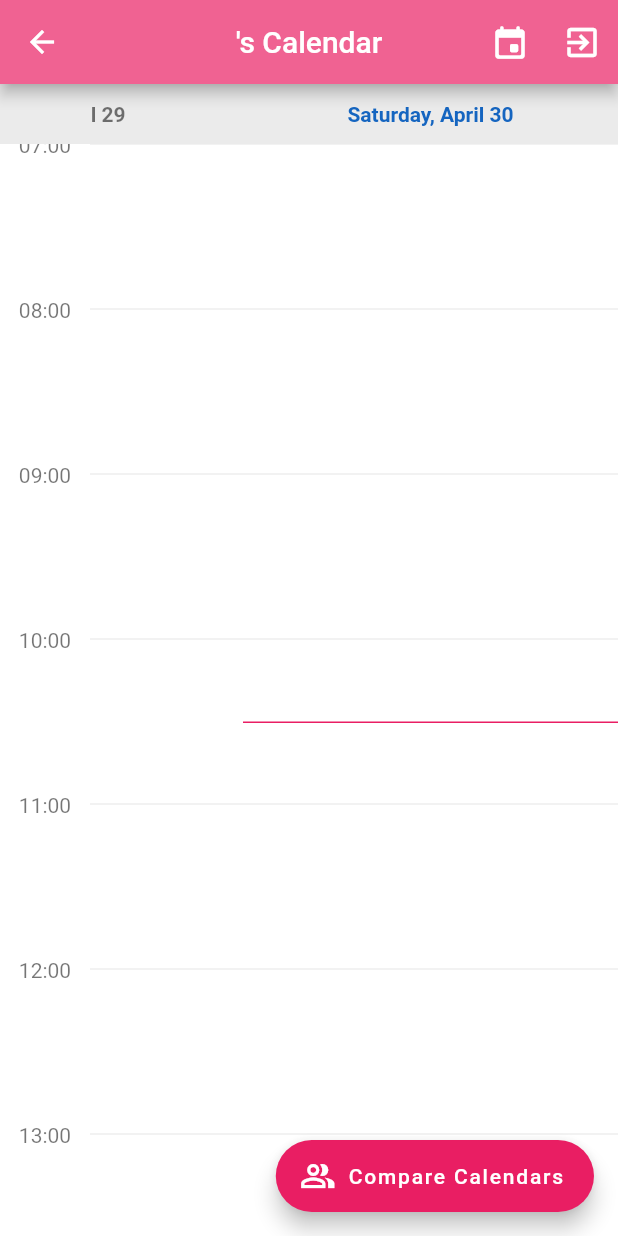
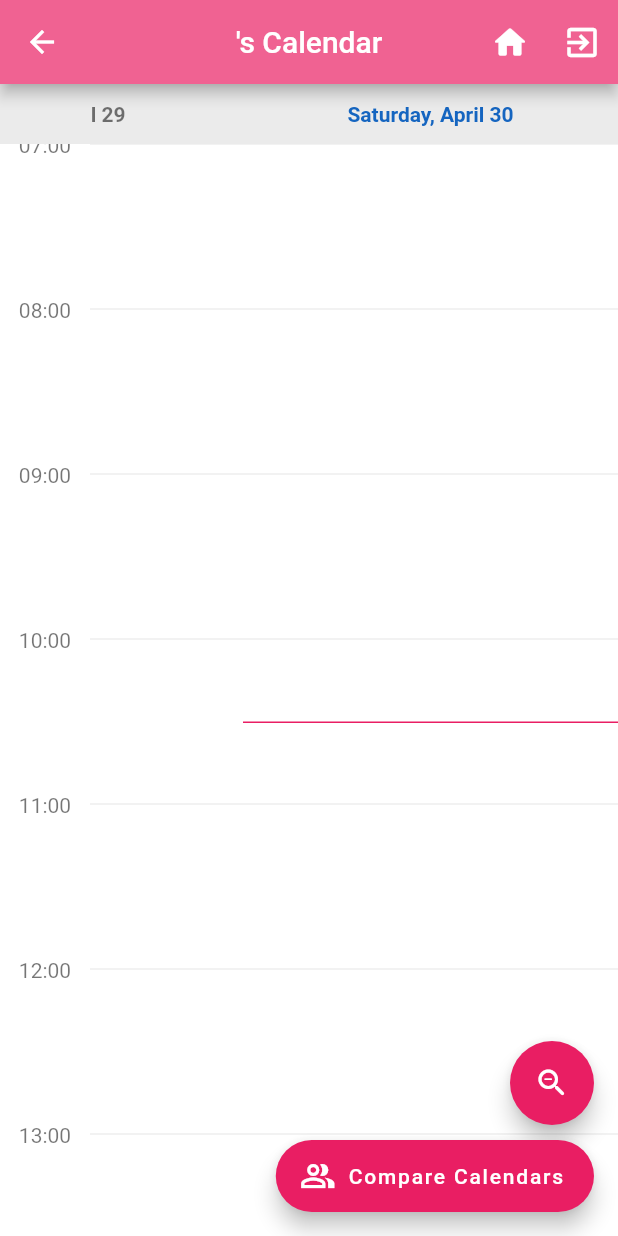
Before and after one commit to TahleeJ/SchedulePal, a Flutter app: the FriendCalendarScreen screen opened directly with empty values, on a phone screen of 412 x 824 dp. Run offline on Flutter 3.47's test engine with Material 2 defaults, Android fonts, the light colour scheme and no system bars; our stand-ins replace cloud_firestore, firebase_auth, firebase_core, google_mobile_ads, google_sign_in; accounts and stored records are empty; network calls fail.

Commit message:
Fixing pixel overflow issues and minor UI changes

```diff
--- a/schedulepal/lib/addCourseScreen.dart
+++ b/schedulepal/lib/addCourseScreen.dart
@@ -173,12 +173,6 @@ class CourseWidget extends StatelessWidget {
             children: <Widget>[
               Column(
                   children: <Widget>[
-                    Icon(Icons.book),
-                  ]
-              ),
-              Spacer(),
-              Column(
-                  children: <Widget>[
                     Text(course.number, style: TextStyle(fontSize: 13, fontWeight: FontWeight.bold)),
                     Text(course.title, style: TextStyle(fontSize: 10)),
                   ]
--- a/schedulepal/lib/eventsListScreen.dart
+++ b/schedulepal/lib/eventsListScreen.dart
@@ -103,7 +103,8 @@ class _EventsListScreenState extends State<EventsListScreen> {
                               Map<String, List<Map<String, dynamic>>?> eventsMap = Map.from(snapshot.data as Map<String, List<Map<String, dynamic>>?>);
                               var eventDates = eventsMap.keys.toList();
 
-                              return Container(
+                              return Expanded(
+                                child: Container(
                                   height: MediaQuery.of(context).size.height - 175,
                                   child: ListView.builder(
                                     padding: EdgeInsets.all(10.0),
@@ -126,6 +127,7 @@ class _EventsListScreenState extends State<EventsListScreen> {
                                         ],
                                       );
                                     }
+                                  ),
                                 ),
                               );
                             } else {
--- a/schedulepal/lib/friendCalendarScreen.dart
+++ b/schedulepal/lib/friendCalendarScreen.dart
@@ -10,6 +10,7 @@ import 'signInScreen.dart';
 import 'addCourseScreen.dart';
 import 'addEventScreen.dart';
 import 'friendsListScreen.dart';
+import 'homeScreen.dart';
 import 'package:flutter_week_view/flutter_week_view.dart';
 
 /// Stateful class controlling the sign in page
@@ -31,6 +32,7 @@ class _FriendCalendarScreenState extends State<FriendCalendarScreen> {
   bool comparing = false;
   late Future<List<FlutterWeekViewEvent>> events = getEvents(auth.currentUser!.uid, widget.data['friendsId'], weekDaysToDateTime);
 
+  bool zoomDay = true;
   double dayZoom = 110;
   double weekZoom = 250;
   void changeZoom() {
@@ -43,6 +45,8 @@ class _FriendCalendarScreenState extends State<FriendCalendarScreen> {
         dayZoom = 110;
         weekZoom = 250;
       }
+
+      zoomDay = !zoomDay;
     });
   }
 
@@ -58,7 +62,7 @@ class _FriendCalendarScreenState extends State<FriendCalendarScreen> {
         title: Text(widget.data['friendsName'] + "'s Calendar"),
         leading: IconButton(onPressed: () =>{openFriendsList()}, icon: Icon(Icons.arrow_back),),
         actions: <Widget>[
-          IconButton(onPressed: changeZoom, icon: Icon(Icons.event_rounded, size: 26.0), tooltip: "Events List"),
+          IconButton(onPressed: () => {goHome()}, icon: Icon(Icons.home_rounded, size: 26.0)),
           IconButton(onPressed: () => {_signOut()}, icon: Icon(Icons.exit_to_app_outlined, size: 26.0, ),
             tooltip: "Sign Out",),
         ],
@@ -85,13 +89,30 @@ class _FriendCalendarScreenState extends State<FriendCalendarScreen> {
             }
           }
       ),
-      floatingActionButton: FloatingActionButton.extended(
-        onPressed: () => setState(() => comparing = !comparing),
-        tooltip: 'Compare Schedules',
-        label: Text('Compare Calendars'),
-        icon: Icon(Icons.people_alt_outlined),
+      floatingActionButton: Column(
+        mainAxisAlignment: MainAxisAlignment.end,
+        children: [
+            Align(
+              alignment: Alignment.bottomRight,
+              child: FloatingActionButton(
+                    onPressed: () => changeZoom(),
+                    tooltip: zoomDay ? 'Week View' : 'Day View',
+                    child: Icon(zoomDay ? Icons.zoom_out_rounded : Icons.zoom_in_rounded),
+                    heroTag: 'Zoom'
+                ),
+            ),
+            SizedBox(height: 10,),
+            Align(
+              alignment: Alignment.bottomRight,
+              child: FloatingActionButton.extended(
+                onPressed: () => setState(() => comparing = !comparing),
+                tooltip: 'Compare Schedules',
+                label: Text('Compare Calendars'),
+                icon: Icon(Icons.people_alt_outlined),
+                ),
+            ),
+        ],
       ),
-
     );
   }
   /// Get range of DateTimes from SUN -> SAT
@@ -204,6 +225,11 @@ class _FriendCalendarScreenState extends State<FriendCalendarScreen> {
     goSignIn();
   }
 
+  void goHome() {
+    Navigator.pushReplacement(
+        context, MaterialPageRoute(builder: (context) => HomeScreen()));
+  }
+
   /// Navigates to the home page screen
   void goSignIn() {
     Navigator.pushReplacement(
```
Lines whose indentation alone changed are shown as unchanged.
